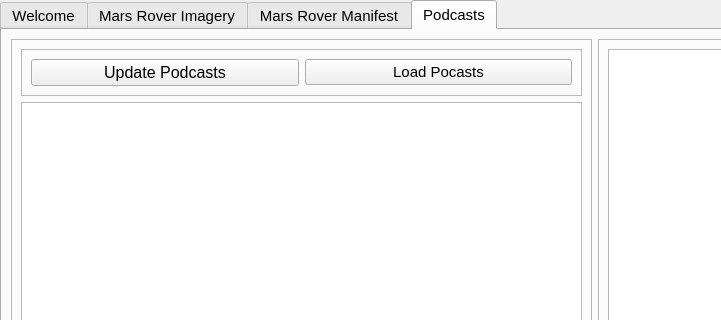
This is mainwindow.ui in DavidJerman/AstroXplorer as Qt 5 draws it before an edit; both pictures show x 0 to 721 and y 0 to 320 of the 1189 by 648 pixel window. The edited form follows.
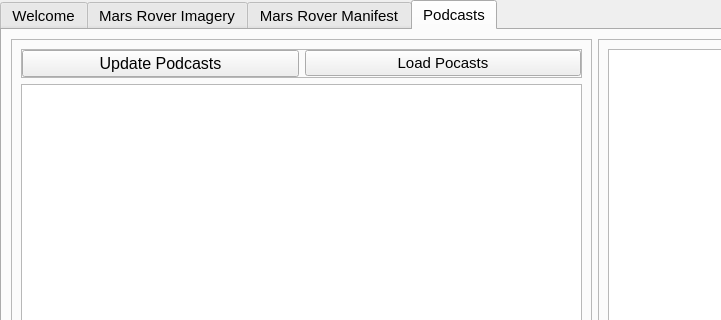
This is the edited form. The open tabs and pages were chosen to show the change. Icons and pictures are not drawn.

```diff
--- a/mainwindow.ui
+++ b/mainwindow.ui
@@ -3537,6 +3537,18 @@
               <enum>QFrame::Raised</enum>
              </property>
              <layout class="QHBoxLayout" name="horizontalLayout_59">
+              <property name="leftMargin">
+               <number>0</number>
+              </property>
+              <property name="topMargin">
+               <number>0</number>
+              </property>
+              <property name="rightMargin">
+               <number>0</number>
+              </property>
+              <property name="bottomMargin">
+               <number>0</number>
+              </property>
               <item>
                <widget class="QPushButton" name="UpdatePodcastsButton">
                 <property name="font">
```
Left out of the diff: 2516 changed lines with no effect on the pictures.
